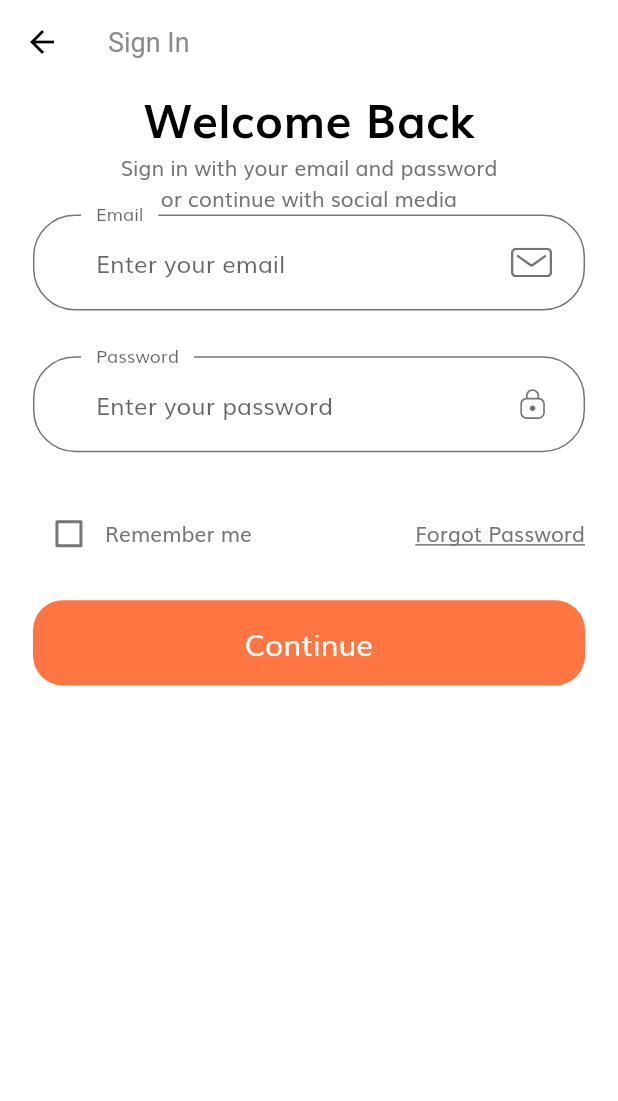
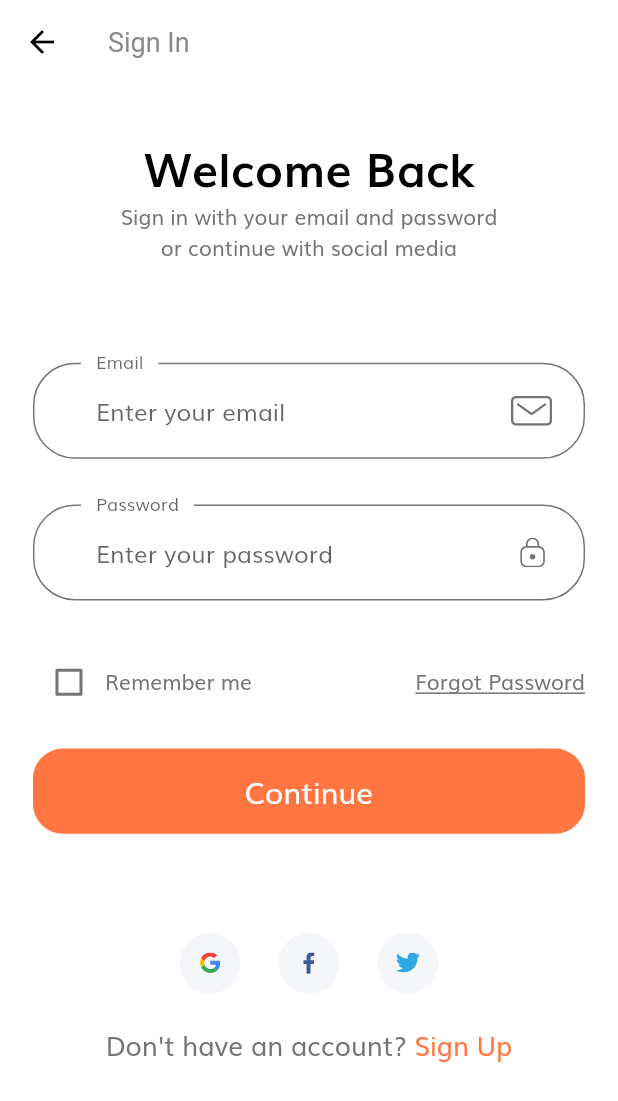
Before and after one commit to boytpcm123/shop_app, a Flutter app: the screen it shows after launch, after a tap on "Continue", on a phone screen of 412 x 824 dp. Shown: the top 1101 px of the screen. Run offline on Flutter 3.47's test engine with Material 2 defaults, Android fonts, the phone set to English and light mode, and no system bars; our stand-ins replace flutter_svg.

Commit message:
Complete sign up app

```diff
--- /dev/null
+++ b/lib/components/no_account_text.dart
@@ -0,0 +1,35 @@
+import 'package:flutter/material.dart';
+import 'package:shop_app/screens/forgot_password/forgot_password_screen.dart';
+
+import '../constants.dart';
+import '../size_config.dart';
+
+class NoAccountText extends StatelessWidget {
+  const NoAccountText({
+    Key key,
+  }) : super(key: key);
+
+  @override
+  Widget build(BuildContext context) {
+    return Row(
+      mainAxisAlignment: MainAxisAlignment.center,
+      children: [
+        Text(
+          "Don't have an account? ",
+          style: TextStyle(fontSize: getProportionateScreenWidth(16)),
+        ),
+        GestureDetector(
+          onTap: () => Navigator.popAndPushNamed(
+              context, ForgotPasswordScreen.routeName),
+          child: Text(
+            "Sign Up",
+            style: TextStyle(
+              fontSize: getProportionateScreenWidth(16),
+              color: kPrimaryColor,
+            ),
+          ),
+        ),
+      ],
+    );
+  }
+}
--- /dev/null
+++ b/lib/components/social_card.dart
@@ -0,0 +1,33 @@
+import 'package:flutter/material.dart';
+import 'package:flutter_svg/svg.dart';
+import '../size_config.dart';
+
+class SocialCard extends StatelessWidget {
+  const SocialCard({
+    Key key,
+    this.icon,
+    this.press,
+  }) : super(key: key);
+
+  final String icon;
+  final Function press;
+
+  @override
+  Widget build(BuildContext context) {
+    return GestureDetector(
+      onTap: press,
+      child: Container(
+        margin:
+            EdgeInsets.symmetric(horizontal: getProportionateScreenWidth(10)),
+        padding: EdgeInsets.all(getProportionateScreenWidth(12)),
+        height: getProportionateScreenHeight(40),
+        width: getProportionateScreenWidth(40),
+        decoration: const BoxDecoration(
+          color: Color(0xFFF5F6F9),
+          shape: BoxShape.circle,
+        ),
+        child: SvgPicture.asset(icon),
+      ),
+    );
+  }
+}
--- a/lib/routes.dart
+++ b/lib/routes.dart
@@ -1,4 +1,5 @@
 import 'package:flutter/material.dart';
+import 'package:shop_app/screens/forgot_password/forgot_password_screen.dart';
 import 'package:shop_app/screens/sign_in/sign_in_screen.dart';
 import 'package:shop_app/screens/splash/splash_screen.dart';
 
@@ -7,4 +8,5 @@ import 'package:shop_app/screens/splash/splash_screen.dart';
 final Map<String, WidgetBuilder> routes = {
   SplashScreen.routeName: (context) => SplashScreen(),
   SignInScreen.routeName: (context) => const SignInScreen(),
+  ForgotPasswordScreen.routeName: (context) => const ForgotPasswordScreen(),
 };
--- /dev/null
+++ b/lib/screens/forgot_password/forgot_password_screen.dart
@@ -0,0 +1,12 @@
+import 'package:flutter/material.dart';
+
+class ForgotPasswordScreen extends StatelessWidget {
+  const ForgotPasswordScreen({Key key}) : super(key: key);
+
+  static String routeName = "/forgot_password";
+
+  @override
+  Widget build(BuildContext context) {
+    return Scaffold();
+  }
+}
--- a/lib/screens/sign_in/components/body.dart
+++ b/lib/screens/sign_in/components/body.dart
@@ -1,4 +1,6 @@
 import 'package:flutter/material.dart';
+import 'package:shop_app/components/no_account_text.dart';
+import 'package:shop_app/components/social_card.dart';
 import 'package:shop_app/size_config.dart';
 import 'sign_form.dart';
 
@@ -13,8 +15,10 @@ class Body extends StatelessWidget {
             EdgeInsets.symmetric(horizontal: getProportionateScreenWidth(20)),
         child: SizedBox(
           width: double.infinity,
+          child: SingleChildScrollView(
             child: Column(
               children: [
+                SizedBox(height: SizeConfig.screenHeight * 0.04),
                 Text(
                   "Welcome Back",
                   style: TextStyle(
@@ -28,8 +32,32 @@ class Body extends StatelessWidget {
 Sign in with your email and password\nor continue with social media""",
                   textAlign: TextAlign.center,
                 ),
+                SizedBox(height: SizeConfig.screenHeight * 0.08),
                 const SignForm(),
+                SizedBox(
+                  height: SizeConfig.screenHeight * 0.08,
+                ),
+                Row(
+                  mainAxisAlignment: MainAxisAlignment.center,
+                  children: [
+                    SocialCard(
+                      icon: "assets/icons/google-icon.svg",
+                      press: () => {},
+                    ),
+                    SocialCard(
+                      icon: "assets/icons/facebook-2.svg",
+                      press: () => {},
+                    ),
+                    SocialCard(
+                      icon: "assets/icons/twitter.svg",
+                      press: () => {},
+                    ),
                   ],
+                ),
+                SizedBox(height: getProportionateScreenHeight(20)),
+                const NoAccountText()
+              ],
+            ),
           ),
         ),
       ),
```
Lines whose indentation alone changed are shown as unchanged.
